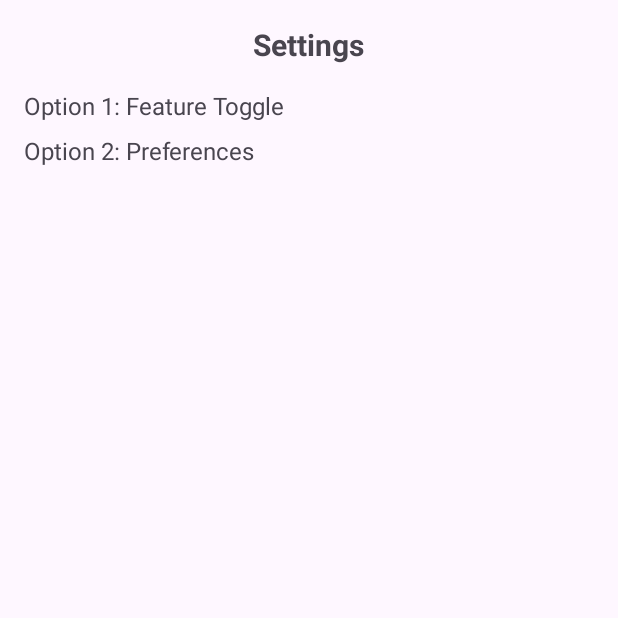
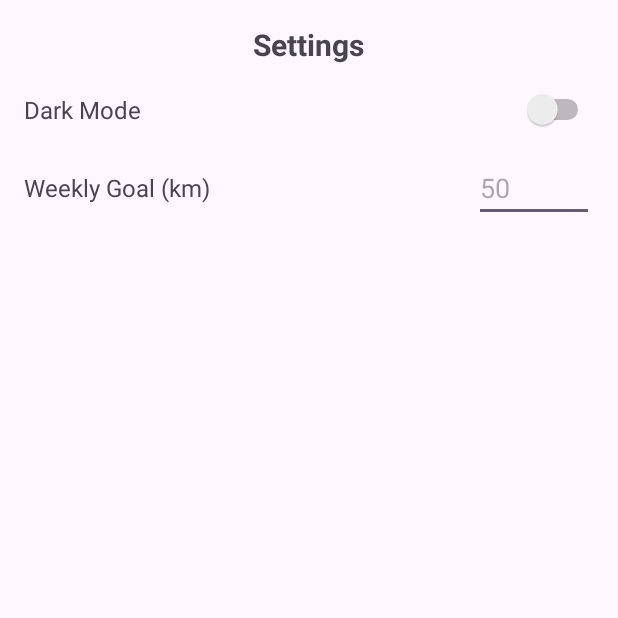
Before and after one commit to stanojab/FunRun, an Android app: the fragment SettingsDialog shown on its own in the app's theme, on a phone screen of 412 x 824 dp, the top half of it. Run offline under Robolectric (Android 15) with nearby library versions, the phone set to English and light mode, and no system bars.

Commit message:
added SettingsFragments, settings saved in SharedPrefrences file

```diff
--- a/app/src/main/res/layout/fragment_settings_dialog.xml
+++ b/app/src/main/res/layout/fragment_settings_dialog.xml
@@ -1,11 +1,13 @@
 <?xml version="1.0" encoding="utf-8"?>
 <LinearLayout
     xmlns:android="http://schemas.android.com/apk/res/android"
+    xmlns:tools="http://schemas.android.com/tools"
     android:layout_width="match_parent"
     android:layout_height="wrap_content"
     android:orientation="vertical"
     android:padding="16dp">
 
+    <!-- Settings Title -->
     <TextView
         android:id="@+id/settingsTitle"
         android:layout_width="wrap_content"
@@ -16,19 +18,48 @@
         android:layout_gravity="center_horizontal"
         android:layout_marginBottom="16dp" />
 
-    <!-- Example Settings Option -->
-    <TextView
-        android:id="@+id/settingsOption"
-        android:layout_width="wrap_content"
+    <!-- Dark Mode Toggle -->
+    <LinearLayout
+        android:layout_width="match_parent"
         android:layout_height="wrap_content"
-        android:text="Option 1: Feature Toggle"
-        android:textSize="16sp"
-        android:layout_marginBottom="8dp" />
+        android:orientation="horizontal"
+        android:layout_marginBottom="16dp">
 
-    <TextView
-        android:id="@+id/settingsOption2"
-        android:layout_width="wrap_content"
+        <TextView
+            android:layout_width="0dp"
+            android:layout_height="wrap_content"
+            android:layout_weight="1"
+            android:text="Dark Mode"
+            android:textSize="16sp"
+            android:layout_gravity="center_vertical" />
+
+        <Switch
+            android:id="@+id/darkModeSwitch"
+            android:layout_width="wrap_content"
+            android:layout_height="wrap_content"
+            tools:ignore="TouchTargetSizeCheck" />
+    </LinearLayout>
+
+    <!-- Weekly Goal Input -->
+    <LinearLayout
+        android:layout_width="match_parent"
         android:layout_height="wrap_content"
-        android:text="Option 2: Preferences"
-        android:textSize="16sp" />
+        android:orientation="horizontal">
+
+        <TextView
+            android:layout_width="0dp"
+            android:layout_height="wrap_content"
+            android:layout_weight="1"
+            android:text="Weekly Goal (km)"
+            android:textSize="16sp"
+            android:layout_gravity="center_vertical" />
+
+        <EditText
+            android:id="@+id/weeklyGoalInput"
+            android:layout_width="80dp"
+            android:layout_height="wrap_content"
+            android:hint="50"
+            android:inputType="numberDecimal"
+            tools:ignore="TouchTargetSizeCheck" />
+    </LinearLayout>
 </LinearLayout>
```
Also changed, not shown: app/src/main/java/com/example/funrun/MainFragment.kt (+44 -2 lines), app/src/main/java/com/example/funrun/MyApplication.kt (+25 -0 lines), app/src/main/res/layout/fragment_main.xml (+6 -5 lines).
